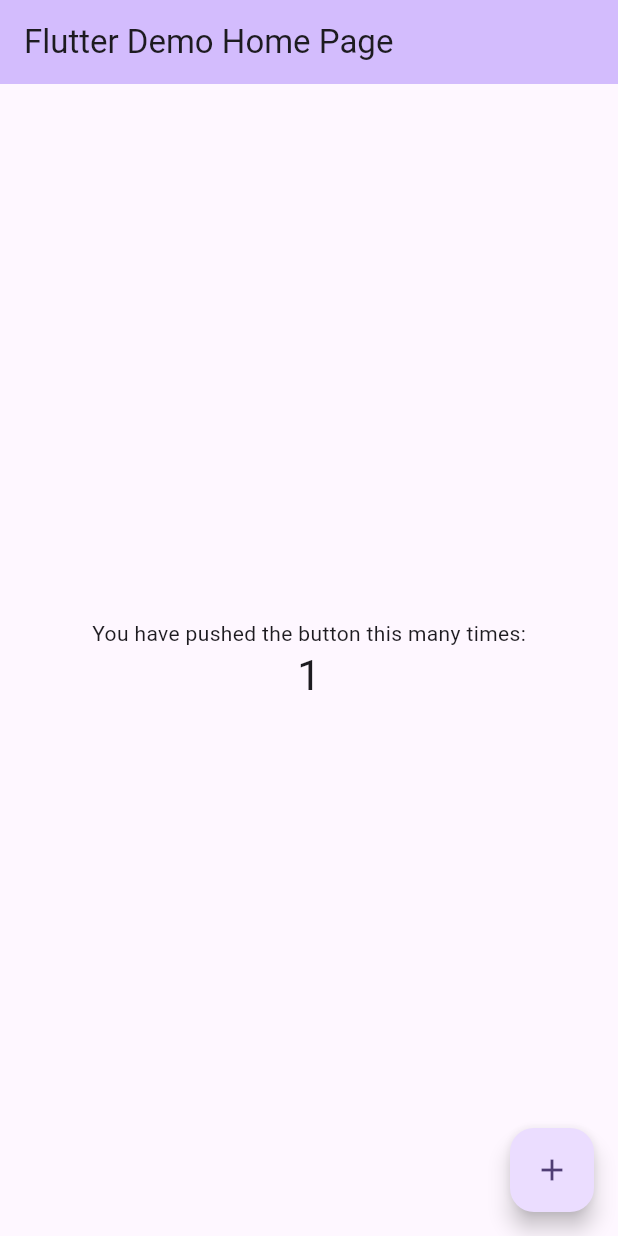
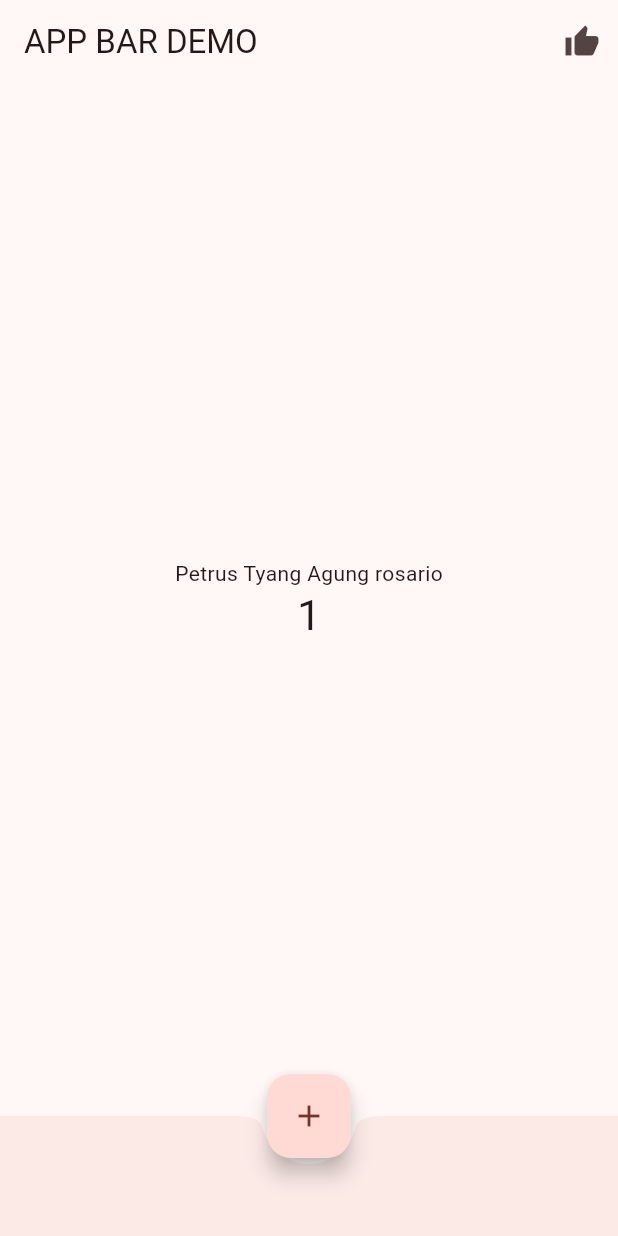
Before and after one commit to petrusthelastking/PEMROGRAMAN_MOBILE, a Flutter app: the screen it shows after launch, after a tap on the "add" icon, on a phone screen of 412 x 824 dp. Run offline on Flutter 3.47's test engine with Material 3 defaults, Android fonts, the phone set to English and light mode, and no system bars.

Commit message:
Merge remote-tracking branch 'origin/main'
# Conflicts:
#	WEEK 3 CodeLab03_dart/src/Praktikum1(latihan 3).dart
#	WEEK 3 CodeLab03_dart/src/Praktikum2(latihan 1-2).dart

```diff
--- a/WEEK 5 CodeLab05_dart/hello_world/lib/main.dart
+++ b/WEEK 5 CodeLab05_dart/hello_world/lib/main.dart
@@ -1,52 +1,28 @@
 import 'package:flutter/material.dart';
+import 'basic_widgets/fab_widget.dart';
 
-void main() {
-  runApp(const MyApp());
-}
+void main() => runApp(const MyApp());
 
 class MyApp extends StatelessWidget {
   const MyApp({super.key});
 
-  // This widget is the root of your application.
   @override
   Widget build(BuildContext context) {
     return MaterialApp(
+      debugShowCheckedModeBanner: false,
       title: 'Flutter Demo',
+      // Material 3
       theme: ThemeData(
-        // This is the theme of your application.
-        //
-        // TRY THIS: Try running your application with "flutter run". You'll see
-        // the application has a purple toolbar. Then, without quitting the app,
-        // try changing the seedColor in the colorScheme below to Colors.green
-        // and then invoke "hot reload" (save your changes or press the "hot
-        // reload" button in a Flutter-supported IDE, or press "r" if you used
-        // the command line to start the app).
-        //
-        // Notice that the counter didn't reset back to zero; the application
-        // state is not lost during the reload. To reset the state, use hot
-        // restart instead.
-        //
-        // This works for code too, not just values: Most code changes can be
-        // tested with just a hot reload.
-        colorScheme: ColorScheme.fromSeed(seedColor: Colors.deepPurple),
+        colorSchemeSeed: Colors.red,
+        useMaterial3: true,
       ),
-      home: const MyHomePage(title: 'Flutter Demo Home Page'),
+      home: const MyHomePage(title: 'APP BAR DEMO'),
     );
   }
 }
 
 class MyHomePage extends StatefulWidget {
   const MyHomePage({super.key, required this.title});
-
-  // This widget is the home page of your application. It is stateful, meaning
-  // that it has a State object (defined below) that contains fields that affect
-  // how it looks.
-
-  // This class is the configuration for the state. It holds the values (in this
-  // case the title) provided by the parent (in this case the App widget) and
-  // used by the build method of the State. Fields in a Widget subclass are
-  // always marked "final".
-
   final String title;
 
   @override
@@ -55,56 +31,31 @@
 
 class _MyHomePageState extends State<MyHomePage> {
   int _counter = 0;
-
-  void _incrementCounter() {
-    setState(() {
-      // This call to setState tells the Flutter framework that something has
-      // changed in this State, which causes it to rerun the build method below
-      // so that the display can reflect the updated values. If we changed
-      // _counter without calling setState(), then the build method would not be
-      // called again, and so nothing would appear to happen.
-      _counter++;
-    });
-  }
+  void _incrementCounter() => setState(() => _counter++);
 
   @override
   Widget build(BuildContext context) {
-    // This method is rerun every time setState is called, for instance as done
-    // by the _incrementCounter method above.
-    //
-    // The Flutter framework has been optimized to make rerunning build methods
-    // fast, so that you can just rebuild anything that needs updating rather
-    // than having to individually change instances of widgets.
     return Scaffold(
       appBar: AppBar(
-        // TRY THIS: Try changing the color here to a specific color (to
-        // Colors.amber, perhaps?) and trigger a hot reload to see the AppBar
-        // change color while the other colors stay the same.
-        backgroundColor: Theme.of(context).colorScheme.inversePrimary,
-        // Here we take the value from the MyHomePage object that was created by
-        // the App.build method, and use it to set our appbar title.
         title: Text(widget.title),
+        actions: [
+          // Buka halaman demo FAB (hindari nested MaterialApp)
+          IconButton(
+            tooltip: 'Buka Demo FAB',
+            icon: const Icon(Icons.thumb_up),
+            onPressed: () {
+              Navigator.of(context).push(
+                MaterialPageRoute(builder: (_) => const FabWidget()),
+              );
+            },
+          ),
+        ],
       ),
       body: Center(
-        // Center is a layout widget. It takes a single child and positions it
-        // in the middle of the parent.
         child: Column(
-          // Column is also a layout widget. It takes a list of children and
-          // arranges them vertically. By default, it sizes itself to fit its
-          // children horizontally, and tries to be as tall as its parent.
-          //
-          // Column has various properties to control how it sizes itself and
-          // how it positions its children. Here we use mainAxisAlignment to
-          // center the children vertically; the main axis here is the vertical
-          // axis because Columns are vertical (the cross axis would be
-          // horizontal).
-          //
-          // TRY THIS: Invoke "debug painting" (choose the "Toggle Debug Paint"
-          // action in the IDE, or press "p" in the console), to see the
-          // wireframe for each widget.
           mainAxisAlignment: MainAxisAlignment.center,
-          children: <Widget>[
-            const Text('You have pushed the button this many times:'),
+          children: [
+            const Text('Petrus Tyang Agung rosario'),
             Text(
               '$_counter',
               style: Theme.of(context).textTheme.headlineMedium,
@@ -112,11 +63,16 @@
           ],
         ),
       ),
+      bottomNavigationBar: const BottomAppBar(
+        shape: CircularNotchedRectangle(),
+        child: SizedBox(height: 50),
+      ),
       floatingActionButton: FloatingActionButton(
         onPressed: _incrementCounter,
-        tooltip: 'Increment',
+        tooltip: 'Increment Counter',
         child: const Icon(Icons.add),
-      ), // This trailing comma makes auto-formatting nicer for build methods.
+      ),
+      floatingActionButtonLocation: FloatingActionButtonLocation.centerDocked,
     );
   }
 }
--- a/WEEK 5 CodeLab05_dart/hello_world/pubspec.yaml
+++ b/WEEK 5 CodeLab05_dart/hello_world/pubspec.yaml
@@ -51,7 +51,8 @@ dev_dependencies:
 
 # The following section is specific to Flutter packages.
 flutter:
-
+  assets:
+    - assets/
   # The following line ensures that the Material Icons font is
   # included with your application, so that you can use the icons in
   # the material Icons class.
```
Also changed, not shown: WEEK 5 CodeLab05_dart/hello_world/lib/basic_widgets/date_time_picker.dart (added, +80 -0 lines), WEEK 5 CodeLab05_dart/hello_world/lib/basic_widgets/dialog_widget.dart (added, +33 -0 lines), WEEK 5 CodeLab05_dart/hello_world/lib/basic_widgets/fab_widget.dart (added, +23 -0 lines), WEEK 5 CodeLab05_dart/hello_world/lib/basic_widgets/image_widget.dart (added, +16 -0 lines), WEEK 5 CodeLab05_dart/hello_world/lib/basic_widgets/loading_cupertino.dart (added, +67 -0 lines), WEEK 5 CodeLab05_dart/hello_world/lib/basic_widgets/text_widget.dart (added, +48 -0 lines), WEEK 5 CodeLab05_dart/hello_world/assets/Logo-Polinema.jpg (added), WEEK 5 CodeLab05_dart/img/Petrus Tyang A.R01.png (added), WEEK 5 CodeLab05_dart/img/img1.png (added), WEEK 5 CodeLab05_dart/img/img2.png (added), WEEK 5 CodeLab05_dart/img/img3.png (added), WEEK 5 CodeLab05_dart/img/img5.png (added), WEEK 5 CodeLab05_dart/img/img6.png (added), WEEK 5 CodeLab05_dart/img/img7.png (added), 3 more files, 1 other file.
